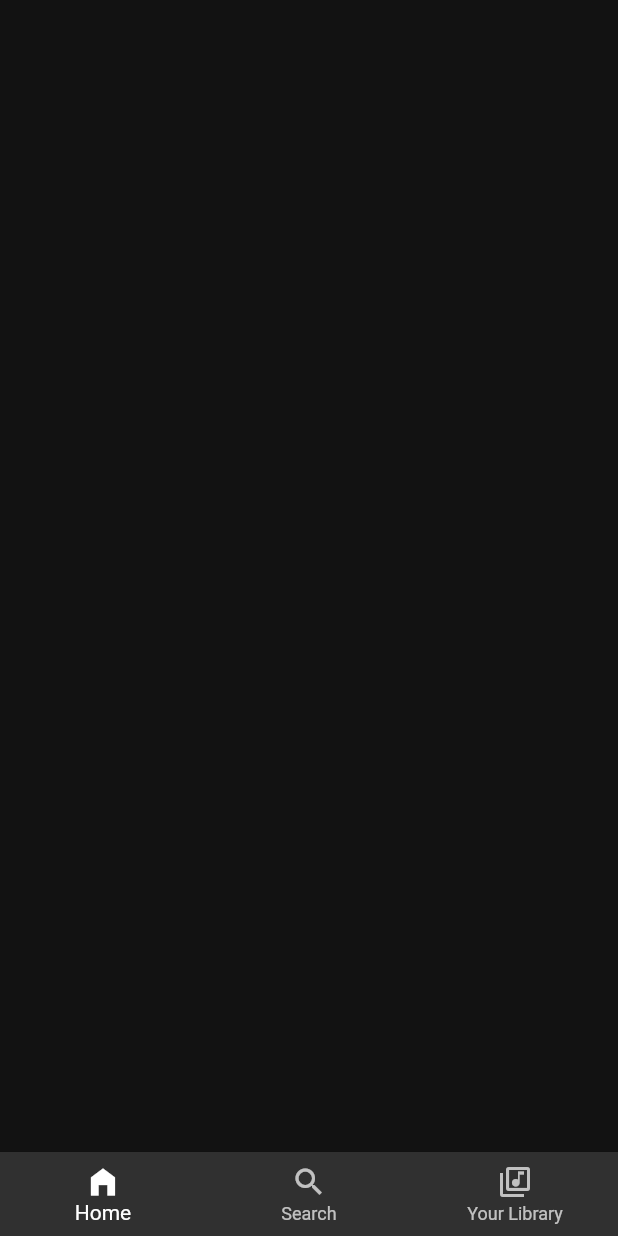
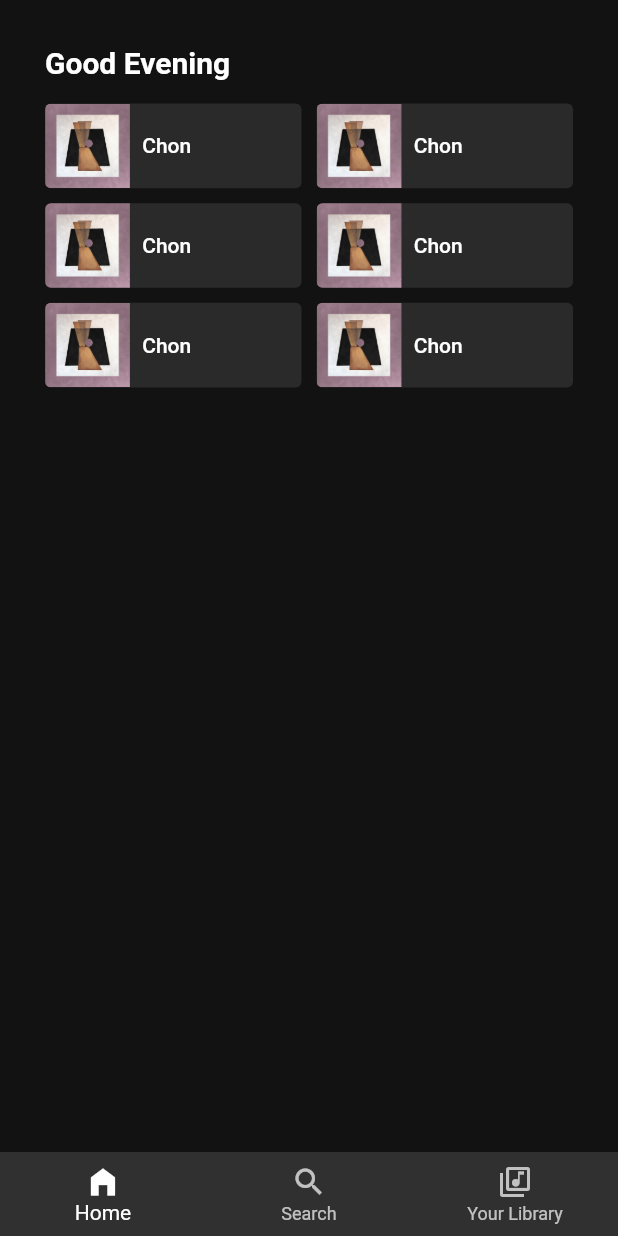
Before and after one commit to serifselim/spotify-clone, a Flutter app: the screen it shows after launch, on a phone screen of 412 x 824 dp. Run offline on Flutter 3.47's test engine with Material 2 defaults, Android fonts, the light colour scheme and no system bars.

Commit message:
music list added

```diff
--- /dev/null
+++ b/lib/components/home/music_list_item_widget.dart
@@ -0,0 +1,37 @@
+import 'package:flutter/material.dart';
+import 'package:spotify_clone/constants/color_constants.dart';
+
+class MusicListItemWidget extends StatelessWidget {
+  const MusicListItemWidget({
+    Key? key,
+  }) : super(key: key);
+
+  @override
+  Widget build(BuildContext context) {
+    return Container(
+      decoration: const BoxDecoration(
+          color: colorMineShaft,
+          borderRadius:
+              BorderRadius.all(Radius.circular(4.0))),
+      child: Row(
+        children: [
+          ClipRRect(
+            borderRadius: const BorderRadius.only(
+                topLeft: Radius.circular(4.0),
+                bottomLeft: Radius.circular(4.0)),
+            child: Image.asset('assets/images/chon.png'),
+          ),
+          const SizedBox(
+            width: 8.0,
+          ),
+          const Text(
+            'Chon',
+            style: TextStyle(
+                fontSize: 14.0,
+                fontWeight: FontWeight.w500),
+          )
+        ],
+      ),
+    );
+  }
+}
--- /dev/null
+++ b/lib/components/home/music_list_widget.dart
@@ -0,0 +1,30 @@
+import 'package:flutter/material.dart';
+import 'package:spotify_clone/components/home/music_list_item_widget.dart';
+
+class MusicListWidget extends StatelessWidget {
+  const MusicListWidget({
+    Key? key,
+  }) : super(key: key);
+
+  @override
+  Widget build(BuildContext context) {
+    return SizedBox(
+      height: 230.0,
+      child: GridView.count(
+        primary: false,
+        crossAxisSpacing: 10,
+        mainAxisSpacing: 10,
+        childAspectRatio: (1 / .33),
+        crossAxisCount: 2,
+        children: <Widget>[
+          MusicListItemWidget(),
+          MusicListItemWidget(),
+          MusicListItemWidget(),
+          MusicListItemWidget(),
+          MusicListItemWidget(),
+          MusicListItemWidget(),
+        ],
+      ),
+    );
+  }
+}
--- a/lib/components/navigation/navigation_bar.dart
+++ b/lib/components/navigation/navigation_bar.dart
@@ -10,7 +10,7 @@ class NavigationBar extends StatelessWidget {
     return BottomNavigationBar(
       fixedColor: Colors.white,
       items: const [
-        BottomNavigationBarItem(icon: Icon(Icons.home_filled), label: 'Home', backgroundColor: Colors.white),
+        BottomNavigationBarItem(icon: Icon(Icons.home_filled), label: 'Home'),
         BottomNavigationBarItem(icon: Icon(Icons.search), label: 'Search'),
         BottomNavigationBarItem(icon: Icon(Icons.library_music_outlined), label: 'Your Library'),
       ],
--- a/lib/constants/color_constants.dart
+++ b/lib/constants/color_constants.dart
@@ -1,3 +1,4 @@
 import 'package:flutter/cupertino.dart';
 
 const colorCodGray = Color(0xFF121212);
+const colorMineShaft = Color(0xFF2A2A2A);
--- a/lib/main.dart
+++ b/lib/main.dart
@@ -16,7 +16,7 @@ class MyApp extends StatelessWidget {
   Widget build(BuildContext context) {
     return MaterialApp(
       theme: ThemeData.dark().copyWith(
-        scaffoldBackgroundColor: colorCodGray
+        scaffoldBackgroundColor: colorCodGray,
       ),
       title: 'Material App',
       home: HomeView()
--- a/lib/views/home_view.dart
+++ b/lib/views/home_view.dart
@@ -1,7 +1,10 @@
 // ignore_for_file: prefer_const_constructors_in_immutables
 
 import 'package:flutter/material.dart';
+import 'package:spotify_clone/components/home/music_list_item_widget.dart';
+import 'package:spotify_clone/components/home/music_list_widget.dart';
 import 'package:spotify_clone/components/navigation/navigation_bar.dart';
+import 'package:spotify_clone/constants/color_constants.dart';
 
 class HomeView extends StatefulWidget {
   HomeView({Key? key}) : super(key: key);
@@ -15,7 +18,30 @@ class _HomeViewState extends State<HomeView> {
   Widget build(BuildContext context) {
     return SafeArea(
       child: Scaffold(
-        body: Container(),
+        resizeToAvoidBottomInset: false,
+        body: Container(
+          padding: EdgeInsets.all(30.0),
+          child: Column(
+            children: [
+              Expanded(
+                child: Column(
+                  crossAxisAlignment: CrossAxisAlignment.start,
+                  children: [
+                    const Text(
+                      'Good Evening',
+                      style: TextStyle(
+                          fontSize: 20.0, fontWeight: FontWeight.w600),
+                    ),
+                    const SizedBox(
+                      height: 16.0,
+                    ),
+                    MusicListWidget()
+                  ],
+                ),
+              )
+            ],
+          ),
+        ),
         bottomNavigationBar: const NavigationBar(),
       ),
     );
--- a/pubspec.yaml
+++ b/pubspec.yaml
@@ -59,9 +59,9 @@ flutter:
   uses-material-design: true
 
   # To add assets to your application, add an assets section, like this:
-  # assets:
-  #   - images/a_dot_burr.jpeg
-  #   - images/a_dot_ham.jpeg
+  assets:
+    - assets/images/
+
 
   # An image asset can refer to one or more resolution-specific "variants", see
   # https://flutter.dev/assets-and-images/#resolution-aware.
```
Also changed, not shown: assets/images/afterburner.png (added), assets/images/chon.png (added), assets/images/mgk.png (added), assets/images/mothership.png (added), assets/images/the_office.png (added), assets/images/tycho.png (added).
